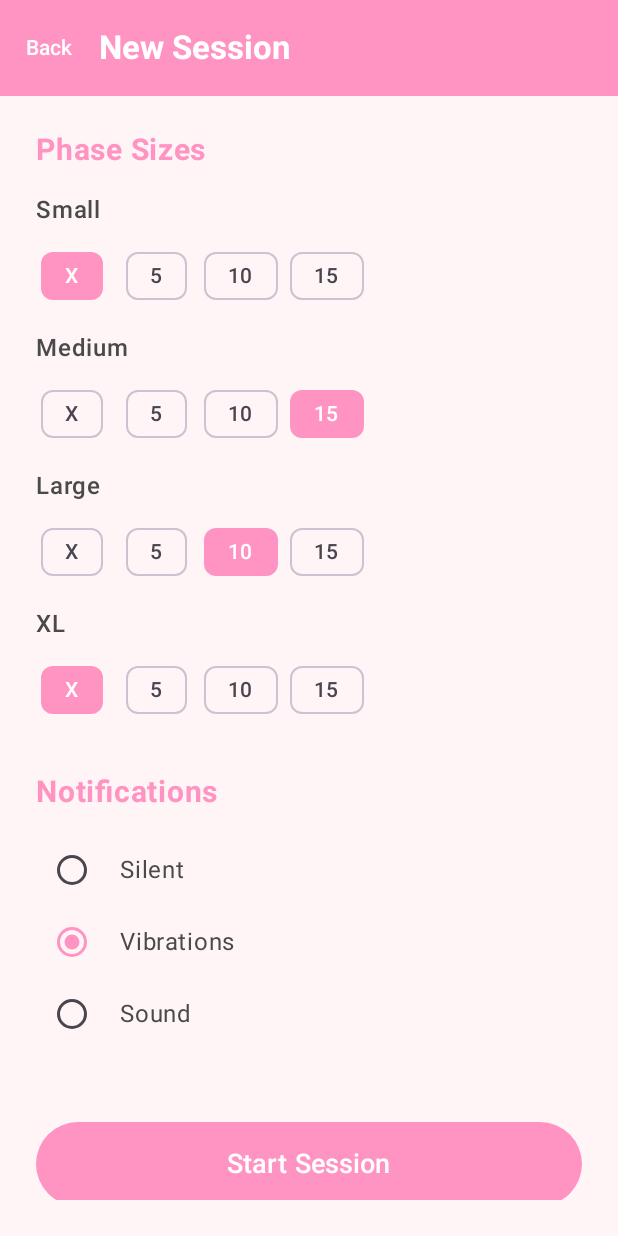
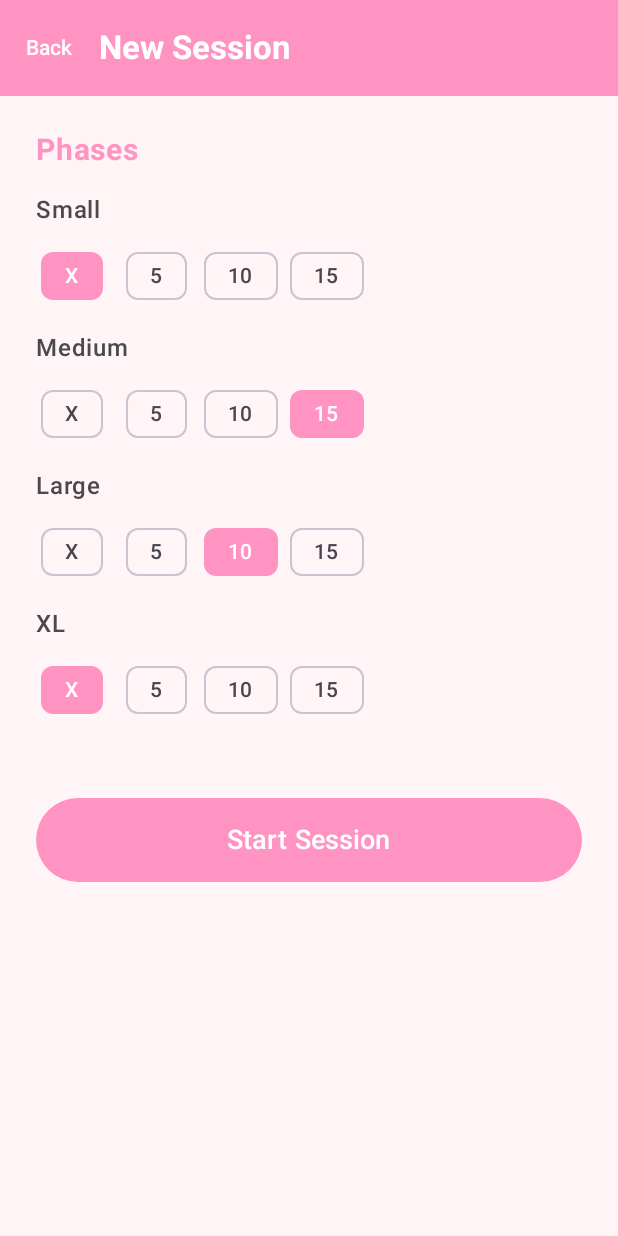
Before and after one commit to spirali/push-swirl, an Android app built with Jetpack Compose: the screen it shows after launch (MainActivity), after a tap on "Start New Session", on a phone screen of 412 x 824 dp. Run offline under Robolectric (Android 15) with nearby library versions, the phone set to English and light mode, and no system bars.

Commit message:
Vibration & Sound in running session

```diff
--- a/app/src/main/java/com/example/pushswirl/Models.kt
+++ b/app/src/main/java/com/example/pushswirl/Models.kt
@@ -2,6 +2,8 @@ package com.example.pushswirl
 
 import android.os.Parcelable
 import kotlinx.parcelize.Parcelize
+import java.util.UUID
+import kotlin.uuid.Uuid
 
 enum class PhaseSize {
     SMALL, MEDIUM, LARGE, XL
@@ -14,10 +16,6 @@ enum class PhaseDuration(val minutes: Int) {
     FIFTEEN(15)
 }
 
-enum class NotificationMode {
-    SILENT, VIBRATIONS, SOUND
-}
-
 enum class DilationPart {
     PUSH, SWIRL
 }
@@ -27,8 +25,7 @@ data class SessionConfig(
     val small: PhaseDuration = PhaseDuration.SKIP,
     val medium: PhaseDuration = PhaseDuration.FIFTEEN,
     val large: PhaseDuration = PhaseDuration.TEN,
-    val xl: PhaseDuration = PhaseDuration.SKIP,
-    val notificationMode: NotificationMode = NotificationMode.VIBRATIONS
+    val xl: PhaseDuration = PhaseDuration.SKIP
 ) : Parcelable {
     fun getDuration(size: PhaseSize): PhaseDuration {
         return when (size) {
@@ -53,7 +50,7 @@ data class PhaseData(
 
 @Parcelize
 data class Session(
-    val id: Long = System.currentTimeMillis(),
+    val id: String = UUID.randomUUID().toString(),
     val config: SessionConfig,
     val phases: List<PhaseData>,
     val totalSeconds: Long,
@@ -68,3 +65,8 @@ data class SessionStats(
     val wmaSessionLength: Double,
     val totalSessions: Int
 )
+
+data class NotificationSettings(
+    val vibrationEnabled: Boolean = true,
+    val soundEnabled: Boolean = true
+)
--- a/app/src/main/java/com/example/pushswirl/NewSessionScreen.kt
+++ b/app/src/main/java/com/example/pushswirl/NewSessionScreen.kt
@@ -18,7 +18,6 @@ fun NewSessionScreen(viewModel: SessionViewModel) {
     var medium by remember { mutableStateOf(viewModel.sessionConfig.medium) }
     var large by remember { mutableStateOf(viewModel.sessionConfig.large) }
     var xl by remember { mutableStateOf(viewModel.sessionConfig.xl) }
-    var notificationMode by remember { mutableStateOf(viewModel.sessionConfig.notificationMode) }
 
     Scaffold(
         topBar = {
@@ -45,7 +44,7 @@ fun NewSessionScreen(viewModel: SessionViewModel) {
             horizontalAlignment = Alignment.Start
         ) {
             Text(
-                text = "Phase Sizes",
+                text = "Phases",
                 fontSize = 20.sp,
                 fontWeight = FontWeight.Bold,
                 color = MaterialTheme.colorScheme.primary
@@ -61,24 +60,11 @@ fun NewSessionScreen(viewModel: SessionViewModel) {
             Spacer(modifier = Modifier.height(12.dp))
             PhaseSelector("XL", xl) { xl = it }
 
-            Spacer(modifier = Modifier.height(32.dp))
-
-            Text(
-                text = "Notifications",
-                fontSize = 20.sp,
-                fontWeight = FontWeight.Bold,
-                color = MaterialTheme.colorScheme.primary
-            )
-
-            Spacer(modifier = Modifier.height(16.dp))
-
-            NotificationModeSelector(notificationMode) { notificationMode = it }
-
             Spacer(modifier = Modifier.height(48.dp))
 
             Button(
                 onClick = {
-                    val config = SessionConfig(small, medium, large, xl, notificationMode)
+                    val config = SessionConfig(small, medium, large, xl)
                     viewModel.updateConfig(config)
                     viewModel.startSession()
                 },
@@ -134,31 +120,3 @@ fun PhaseSelector(
         }
     }
 }
-
-@Composable
-fun NotificationModeSelector(
-    selected: NotificationMode,
-    onSelect: (NotificationMode) -> Unit
-) {
-    Column {
-        NotificationMode.entries.forEach { mode ->
-            val isSelected = selected == mode
-            Row(
-                modifier = Modifier.fillMaxWidth(),
-                verticalAlignment = Alignment.CenterVertically
-            ) {
-                RadioButton(
-                    selected = isSelected,
-                    onClick = { onSelect(mode) },
-                    colors = RadioButtonDefaults.colors(
-                        selectedColor = MaterialTheme.colorScheme.primary
-                    )
-                )
-                Text(
-                    text = mode.name.lowercase().replaceFirstChar { it.uppercase() },
-                    modifier = Modifier.padding(start = 8.dp)
-                )
-            }
-        }
-    }
-}
--- a/app/src/main/java/com/example/pushswirl/SessionStorage.kt
+++ b/app/src/main/java/com/example/pushswirl/SessionStorage.kt
@@ -25,7 +25,7 @@ class SessionStorage(private val context: Context) {
         saveSessions(sessions)
     }
 
-    fun deleteSession(sessionId: Long) {
+    fun deleteSession(sessionId: String) {
         val sessions = loadSessions().filter { it.id != sessionId }
         saveSessions(sessions)
     }
@@ -36,6 +36,19 @@ class SessionStorage(private val context: Context) {
 
     fun getLastSessionConfig(): SessionConfig? {
         return loadSessions().firstOrNull()?.config
+    }
+
+    fun saveNotificationSettings(settings: NotificationSettings) {
+        prefs.edit()
+            .putBoolean("notification_vibration", settings.vibrationEnabled)
+            .putBoolean("notification_sound", settings.soundEnabled)
+            .apply()
+    }
+
+    fun loadNotificationSettings(): NotificationSettings {
+        val vibration = prefs.getBoolean("notification_vibration", true)
+        val sound = prefs.getBoolean("notification_sound", true)
+        return NotificationSettings(vibration, sound)
     }
 
     fun calculateStats(): SessionStats {
```
Also changed, not shown: app/src/main/java/com/example/pushswirl/ActiveSessionScreen.kt (+47 -1 lines), app/src/main/java/com/example/pushswirl/SessionViewModel.kt (+12 -2 lines), app/src/main/java/com/example/pushswirl/TimerService.kt (+43 -31 lines).
